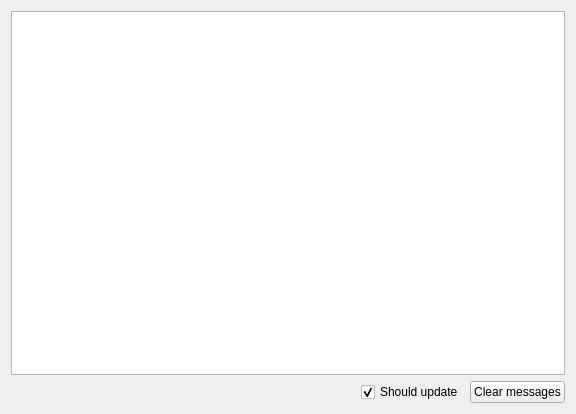
First picture: the form in src/VMTD/VMTD/adapter/VMTDAdapterForm.ui, repository ekushko/qt-vxlan-mtd-old, before the edit.
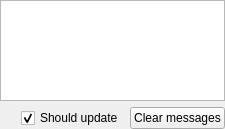
Second picture: the form after the edit.

Diff of the .ui file:
```diff
--- a/src/VMTD/VMTD/adapter/VMTDAdapterForm.ui
+++ b/src/VMTD/VMTD/adapter/VMTDAdapterForm.ui
@@ -6,14 +6,26 @@
    <rect>
     <x>0</x>
     <y>0</y>
-    <width>576</width>
-    <height>414</height>
+    <width>225</width>
+    <height>129</height>
    </rect>
   </property>
   <property name="windowTitle">
    <string>Form</string>
   </property>
   <layout class="QVBoxLayout" name="verticalLayout">
+   <property name="leftMargin">
+    <number>0</number>
+   </property>
+   <property name="topMargin">
+    <number>0</number>
+   </property>
+   <property name="rightMargin">
+    <number>0</number>
+   </property>
+   <property name="bottomMargin">
+    <number>0</number>
+   </property>
    <item>
     <widget class="QPlainTextEdit" name="pteFlow"/>
    </item>
```
